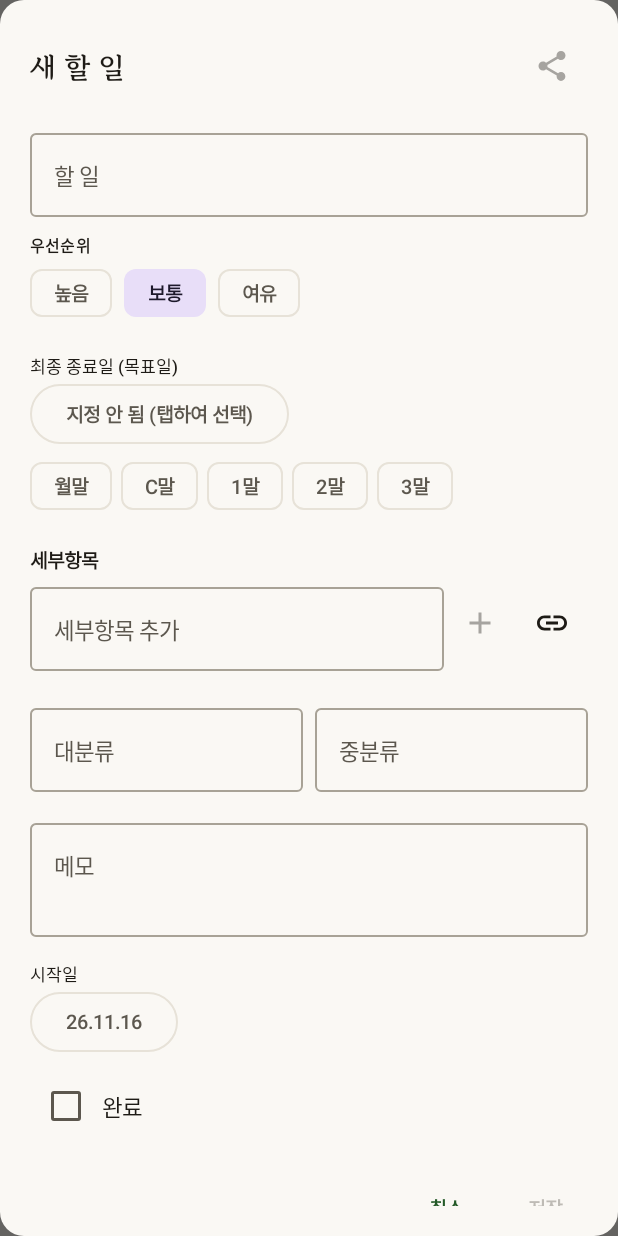
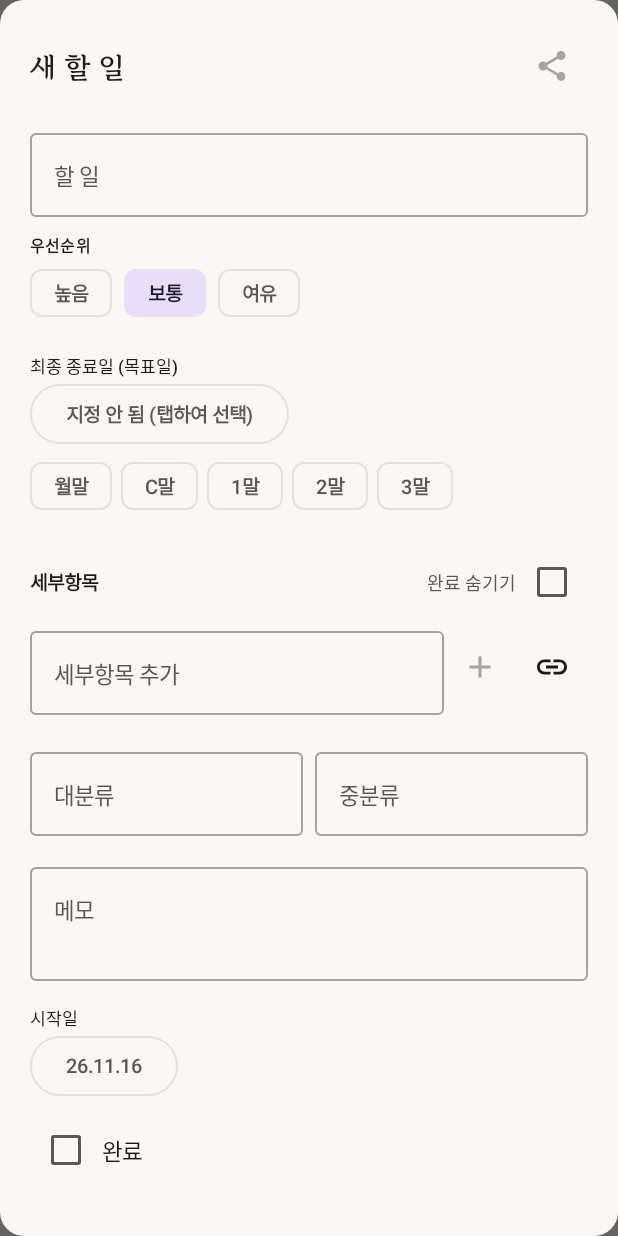
Before and after one commit to yuchoi-bb/Wishlist, an Android app built with Jetpack Compose: the composable AddEditItemDialog called with empty values, on a phone screen of 412 x 824 dp. Run offline under Robolectric (Android 15) with nearby library versions, the phone set to English and light mode, and no system bars.

Commit message:
Hide finished 세부항목 while editing a 할 일
The editor listed every step, finished ones included, so a long-running 할 일
filled up with work already done. A 완료 숨기기 toggle on the 세부항목 heading
takes them out of the way, with a count of what is hidden beside it.

It opens wherever 완료항목 숨기기 is set for the table, so the editor shows what
the person is already looking at, and flipping it is for that one edit rather
than a change to the setting.

Hiding only changes what is drawn. Each row keeps its real index into the
stored list, so nothing hidden is dropped on save — and ↑ ↓ step between
visible neighbours rather than by one slot, or moving past a hidden step would
have looked like it did nothing.

Driven in Chromium over a list of four, two finished: the editor opened folded
with "완료 2개 숨김", unfolded to all four, moved a step up across a hidden one
and landed where it should, and 저장 wrote all four back with both finished
steps intact.

Co-Authored-By: Claude Opus 5 <noreply@anthropic.com>
Claude-Session: https://claude.ai/code/session_01PWgKsXKodn6Jy1Tw3ZUNqT

```diff
--- a/app/src/main/java/com/wishlist/app/ui/ArcRoot.kt
+++ b/app/src/main/java/com/wishlist/app/ui/ArcRoot.kt
@@ -159,6 +159,7 @@ fun ArcRoot(
             majorCategorySuggestions = uiState.majorCategories,
             categoryColors = uiState.categoryColors,
             linkCandidates = uiState.items,
+            hideCompletedSubItems = uiState.hideCompleted,
             editingItem = editingItem,
             onDismiss = { showAddEdit = false },
             onSave = { item ->
--- a/app/src/main/java/com/wishlist/app/ui/screens/AddEditItemDialog.kt
+++ b/app/src/main/java/com/wishlist/app/ui/screens/AddEditItemDialog.kt
@@ -91,6 +91,8 @@ fun AddEditItemDialog(
     categoryColors: List<CategoryColorPref>,
     /** Every 할 일, offered when a 세부항목 is linked to one instead of being typed out. */
     linkCandidates: List<ArcItem>,
+    /** What 완료항목 숨기기 is set to for the table; the editor's own toggle starts there. */
+    hideCompletedSubItems: Boolean,
     editingItem: ArcItem?,
     onDismiss: () -> Unit,
     onSave: (ArcItem) -> Unit,
@@ -118,6 +120,9 @@ fun AddEditItemDialog(
     }
     var newSubItemTitle by remember { mutableStateOf("") }
     var showLinkPicker by remember { mutableStateOf(false) }
+    // Opens wherever 완료항목 숨기기 is set for the table, so the editor shows what the person is
+    // already looking at — and can be flipped for this one edit without changing that setting.
+    var hideDoneSubItems by remember { mutableStateOf(hideCompletedSubItems) }
 
     /** Remove-then-insert, which is how a snapshot list is reordered in place. */
     val moveSubItem: (Int, Int) -> Unit = { from, to -> subItems.add(to, subItems.removeAt(from)) }
@@ -257,18 +262,48 @@ fun AddEditItemDialog(
                 MonthEndChips(selected = endDate, onSelect = setItemEndDate)
                 Spacer(Modifier.height(16.dp))
 
-                Text("세부항목", style = MaterialTheme.typography.titleSmall)
-                subItems.forEachIndexed { index, subItem ->
+                // Hiding only changes what is drawn here. Every row keeps its real index into
+                // subItems, so a hidden step is still saved, and the arrows step between visible
+                // neighbours — moving past a hidden step would otherwise look like nothing happened.
+                val shown = subItems.indices.filter { !hideDoneSubItems || !subItems[it].done }
+                val buried = subItems.size - shown.size
+
+                Row(
+                    modifier = Modifier.fillMaxWidth(),
+                    verticalAlignment = Alignment.CenterVertically,
+                ) {
+                    Text("세부항목", style = MaterialTheme.typography.titleSmall)
+                    Spacer(Modifier.width(8.dp))
+                    if (buried > 0) {
+                        Text(
+                            text = "완료 ${buried}개 숨김",
+                            style = MaterialTheme.typography.bodySmall,
+                            color = MaterialTheme.colorScheme.onSurfaceVariant,
+                        )
+                    }
+                    Spacer(Modifier.weight(1f))
+                    Text(
+                        text = "완료 숨기기",
+                        style = MaterialTheme.typography.bodySmall,
+                        color = MaterialTheme.colorScheme.onSurfaceVariant,
+                    )
+                    Checkbox(
+                        checked = hideDoneSubItems,
+                        onCheckedChange = { hideDoneSubItems = it },
+                    )
+                }
+
+                shown.forEachIndexed { position, index ->
                     SubItemEditor(
-                        subItem = subItem,
+                        subItem = subItems[index],
                         parentTitle = title,
                         onChange = { subItems[index] = it },
                         onRemove = { subItems.removeAt(index) },
                         // Stored order is the order the table shows these under their 항목, so
                         // moving one here moves it everywhere. Null at the ends greys the arrow.
-                        onMoveUp = if (index > 0) ({ moveSubItem(index, index - 1) }) else null,
-                        onMoveDown = if (index < subItems.lastIndex) {
-                            ({ moveSubItem(index, index + 1) })
+                        onMoveUp = if (position > 0) ({ moveSubItem(index, shown[position - 1]) }) else null,
+                        onMoveDown = if (position < shown.lastIndex) {
+                            ({ moveSubItem(index, shown[position + 1]) })
                         } else {
                             null
                         },
```
Also changed, not shown: 4 other files.
